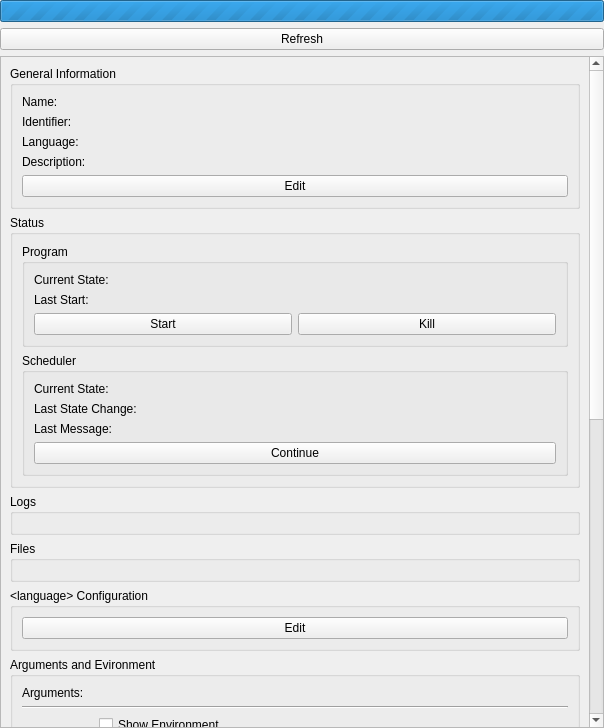
First picture: the form in src/brickv/plugin_system/plugins/red/ui/program_info_main.ui, repository Tinkerforge/brickv, before the edit.
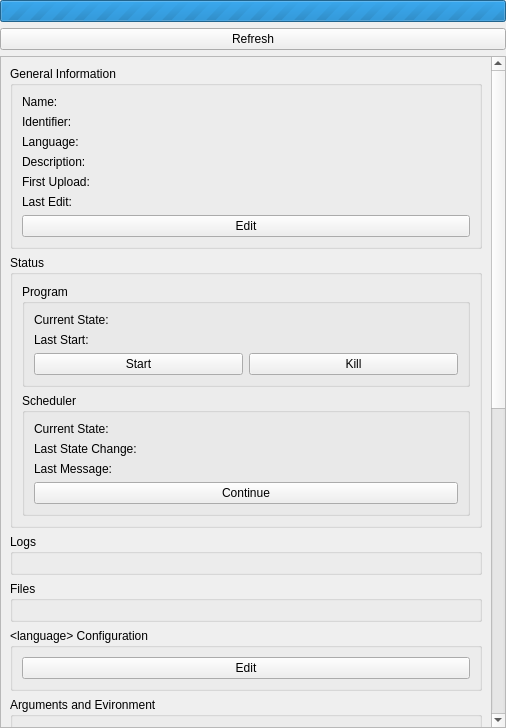
Second picture: the form after the edit.

Commit message: red-brick: Keep track of first upload and last edit timestamp

```diff
--- a/src/brickv/plugin_system/plugins/red/ui/program_info_main.ui
+++ b/src/brickv/plugin_system/plugins/red/ui/program_info_main.ui
@@ -6,7 +6,7 @@
    <rect>
     <x>0</x>
     <y>0</y>
-    <width>604</width>
+    <width>506</width>
     <height>728</height>
    </rect>
   </property>
@@ -44,8 +44,8 @@
        <rect>
         <x>0</x>
         <y>0</y>
-        <width>586</width>
-        <height>1314</height>
+        <width>488</width>
+        <height>1360</height>
        </rect>
       </property>
       <layout class="QVBoxLayout" name="verticalLayout_10">
@@ -123,7 +123,7 @@
               </property>
              </widget>
             </item>
-            <item row="4" column="0" colspan="2">
+            <item row="6" column="0" colspan="2">
              <widget class="QPushButton" name="button_edit_general">
               <property name="text">
                <string>Edit</string>
@@ -153,6 +153,49 @@
               </property>
              </widget>
             </item>
+            <item row="4" column="0">
+             <widget class="QLabel" name="label_8">
+              <property name="text">
+               <string>First Upload:</string>
+              </property>
+             </widget>
+            </item>
+            <item row="5" column="0">
+             <widget class="QLabel" name="label_12">
+              <property name="text">
+               <string>Last Edit:</string>
+              </property>
+             </widget>
+            </item>
+            <item row="4" column="1">
+             <widget class="QLabel" name="label_first_upload">
+              <property name="text">
+               <string>&lt;first-upload&gt;</string>
+              </property>
+              <property name="textFormat">
+               <enum>Qt::PlainText</enum>
+              </property>
+              <property name="textInteractionFlags">
+               <set>Qt::LinksAccessibleByMouse|Qt::TextSelectableByKeyboard|Qt::TextSelectableByMouse</set>
+              </property>
+             </widget>
+            </item>
+            <item row="5" column="1">
+             <widget class="QLabel" name="label_last_edit">
+              <property name="text">
+               <string>&lt;last-edit&gt;</string>
+              </property>
+              <property name="textFormat">
+               <enum>Qt::PlainText</enum>
+              </property>
+              <property name="wordWrap">
+               <bool>false</bool>
+              </property>
+              <property name="textInteractionFlags">
+               <set>Qt::LinksAccessibleByMouse|Qt::TextSelectableByKeyboard|Qt::TextSelectableByMouse</set>
+              </property>
+             </widget>
+            </item>
            </layout>
           </item>
          </layout>
```
Left out of the diff: 10 changed lines with no effect on the pictures. The commit also changes 7 other files.
